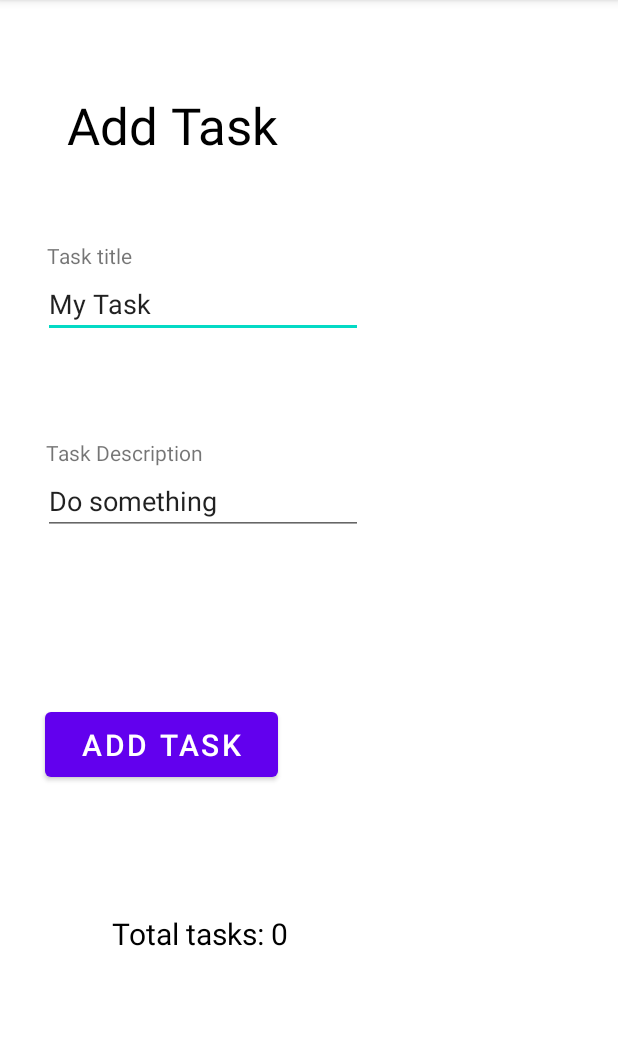
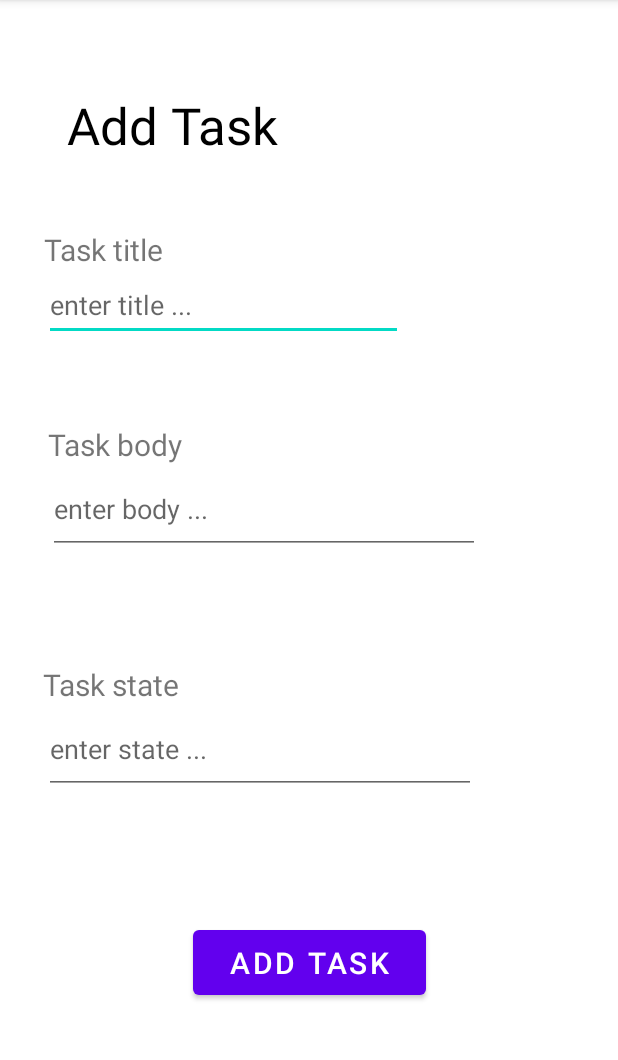
Before and after one commit to Ibrahim-Aldereni/taskmaster, an Android app: the AddTaskActivity screen opened directly, with no data from a screen before it, on a phone screen of 412 x 824 dp, the part 84-1144 px from its top. Run offline under Robolectric (Android 15) with nearby library versions, the phone set to English and light mode, and no system bars; our stand-ins replace Room's generated code.

Commit message:
finish lab29

```diff
--- a/app/src/main/java/com/example/taskmaster/AddTaskActivity.java
+++ b/app/src/main/java/com/example/taskmaster/AddTaskActivity.java
@@ -1,28 +1,50 @@
 package com.example.taskmaster;
 
 import androidx.appcompat.app.AppCompatActivity;
+import androidx.room.Room;
 
 import android.content.Intent;
 import android.os.Bundle;
 import android.view.View;
 import android.widget.Button;
+import android.widget.EditText;
 import android.widget.Toast;
 
 public class AddTaskActivity extends AppCompatActivity {
+    AppDatabase appDatabase;
 
     @Override
     protected void onCreate(Bundle savedInstanceState) {
         super.onCreate(savedInstanceState);
         setContentView(R.layout.activity_add_task);
 
-        Button addTaskBtn = findViewById(R.id.button3);
-
-        // listener
+        //////////////////////////////////// save to database ///////////////////////////////
+        // get all edit text data
+        EditText taskTitle = findViewById(R.id.titleField);
+        EditText taskBody = findViewById(R.id.bodyField);
+        EditText taskState = findViewById(R.id.stateField);
+        // get add task button
+        Button addTaskBtn = findViewById(R.id.addTaskBtn);
+        // add listener
         addTaskBtn.setOnClickListener(new View.OnClickListener() {
             @Override
             public void onClick(View v) {
-                Toast.makeText(getApplicationContext(),"submitted!",Toast.LENGTH_LONG).show();
+                String title = taskTitle.getText().toString();
+                String body = taskBody.getText().toString();
+                String state = taskState.getText().toString();
+
+                appDatabase = Room.databaseBuilder(getApplicationContext(), AppDatabase.class, "tasks").allowMainThreadQueries().fallbackToDestructiveMigration().build();
+
+                // save input fields into object
+                Task task = new Task(title,body,state);
+                // save to db
+                appDatabase.taskDao().insertAll(task);
+                // redirect to menu page
+                Intent goToHomePage = new Intent(AddTaskActivity.this, MainActivity.class);
+                startActivity(goToHomePage);
             }
         });
+
+
     }
 }
--- a/app/src/main/java/com/example/taskmaster/TaskAdapter.java
+++ b/app/src/main/java/com/example/taskmaster/TaskAdapter.java
@@ -38,7 +38,7 @@ public class TaskAdapter extends RecyclerView.Adapter<TaskAdapter.TasksViewHolde
                 @Override
                 public void onClick(View v) {
                     Intent goToTaskDetails = new Intent(v.getContext(), TaskDetailActivity.class);
-                    goToTaskDetails.putExtra("task", task.title+' '+task.body);
+                    goToTaskDetails.putExtra("task", task.title+' '+task.body + ' '+ task.state);
                     v.getContext().startActivity(goToTaskDetails);
                 }
             });
--- a/app/src/main/res/layout/activity_add_task.xml
+++ b/app/src/main/res/layout/activity_add_task.xml
@@ -21,66 +21,52 @@
         app:layout_constraintVertical_bias="0.084" />
 
     <EditText
-        android:id="@+id/editTextTextPersonName"
-        android:layout_width="wrap_content"
-        android:layout_height="wrap_content"
+        android:id="@+id/titleField"
+        android:layout_width="239dp"
+        android:layout_height="47dp"
         android:ems="10"
+        android:hint="enter title ..."
         android:inputType="textPersonName"
-        android:text="My Task"
         app:layout_constraintBottom_toBottomOf="parent"
         app:layout_constraintEnd_toEndOf="parent"
-        app:layout_constraintHorizontal_bias="0.144"
+        app:layout_constraintHorizontal_bias="0.168"
         app:layout_constraintStart_toStartOf="parent"
         app:layout_constraintTop_toBottomOf="@+id/textView2"
         app:layout_constraintVertical_bias="0.12" />
 
     <EditText
-        android:id="@+id/editTextTextPersonName2"
-        android:layout_width="wrap_content"
-        android:layout_height="wrap_content"
+        android:id="@+id/bodyField"
+        android:layout_width="288dp"
+        android:layout_height="59dp"
         android:ems="10"
+        android:hint="enter body ..."
         android:inputType="textPersonName"
-        android:text="Do something"
         app:layout_constraintBottom_toBottomOf="parent"
         app:layout_constraintEnd_toEndOf="parent"
-        app:layout_constraintHorizontal_bias="0.144"
+        app:layout_constraintHorizontal_bias="0.26"
         app:layout_constraintStart_toStartOf="parent"
-        app:layout_constraintTop_toBottomOf="@+id/editTextTextPersonName"
-        app:layout_constraintVertical_bias="0.173" />
+        app:layout_constraintTop_toBottomOf="@+id/titleField"
+        app:layout_constraintVertical_bias="0.172" />
 
     <Button
-        android:id="@+id/button3"
+        android:id="@+id/addTaskBtn"
         android:layout_width="155dp"
         android:layout_height="55dp"
         android:text="ADD TASK"
         android:textSize="20sp"
         app:layout_constraintBottom_toBottomOf="parent"
         app:layout_constraintEnd_toEndOf="parent"
-        app:layout_constraintHorizontal_bias="0.117"
         app:layout_constraintStart_toStartOf="parent"
-        app:layout_constraintTop_toBottomOf="@+id/editTextTextPersonName2"
-        app:layout_constraintVertical_bias="0.314" />
-
-    <TextView
-        android:id="@+id/textView4"
-        android:layout_width="wrap_content"
-        android:layout_height="wrap_content"
-        android:text="Total tasks: 0"
-        android:textColor="#000000"
-        android:textSize="20sp"
-        app:layout_constraintBottom_toBottomOf="parent"
-        app:layout_constraintEnd_toEndOf="parent"
-        app:layout_constraintHorizontal_bias="0.254"
-        app:layout_constraintStart_toStartOf="parent"
-        app:layout_constraintTop_toBottomOf="@+id/button3"
-        app:layout_constraintVertical_bias="0.39" />
+        app:layout_constraintTop_toBottomOf="@+id/bodyField"
+        app:layout_constraintVertical_bias="0.713" />
 
     <TextView
         android:id="@+id/textView5"
         android:layout_width="wrap_content"
         android:layout_height="wrap_content"
         android:text="Task title"
-        app:layout_constraintBottom_toTopOf="@+id/editTextTextPersonName"
+        android:textSize="20sp"
+        app:layout_constraintBottom_toTopOf="@+id/titleField"
         app:layout_constraintEnd_toEndOf="parent"
         app:layout_constraintHorizontal_bias="0.089"
         app:layout_constraintStart_toStartOf="parent"
@@ -91,11 +77,39 @@
         android:id="@+id/textView6"
         android:layout_width="wrap_content"
         android:layout_height="wrap_content"
-        android:text="Task Description"
-        app:layout_constraintBottom_toTopOf="@+id/editTextTextPersonName2"
+        android:text="Task body"
+        android:textSize="20sp"
+        app:layout_constraintBottom_toTopOf="@+id/bodyField"
         app:layout_constraintEnd_toEndOf="parent"
         app:layout_constraintHorizontal_bias="0.1"
         app:layout_constraintStart_toStartOf="parent"
-        app:layout_constraintTop_toBottomOf="@+id/editTextTextPersonName"
+        app:layout_constraintTop_toBottomOf="@+id/titleField"
+        app:layout_constraintVertical_bias="1.0" />
+
+    <EditText
+        android:id="@+id/stateField"
+        android:layout_width="288dp"
+        android:layout_height="59dp"
+        android:ems="10"
+        android:hint="enter state ..."
+        android:inputType="textPersonName"
+        app:layout_constraintBottom_toBottomOf="parent"
+        app:layout_constraintEnd_toEndOf="parent"
+        app:layout_constraintHorizontal_bias="0.235"
+        app:layout_constraintStart_toStartOf="parent"
+        app:layout_constraintTop_toBottomOf="@+id/titleField"
+        app:layout_constraintVertical_bias="0.504" />
+
+    <TextView
+        android:id="@+id/textView"
+        android:layout_width="wrap_content"
+        android:layout_height="wrap_content"
+        android:text="Task state"
+        android:textSize="20sp"
+        app:layout_constraintBottom_toTopOf="@+id/stateField"
+        app:layout_constraintEnd_toEndOf="parent"
+        app:layout_constraintHorizontal_bias="0.09"
+        app:layout_constraintStart_toStartOf="parent"
+        app:layout_constraintTop_toBottomOf="@+id/titleField"
         app:layout_constraintVertical_bias="1.0" />
 </androidx.constraintlayout.widget.ConstraintLayout>
--- a/app/src/main/res/layout/fragment_task_item.xml
+++ b/app/src/main/res/layout/fragment_task_item.xml
@@ -31,10 +31,10 @@
             android:textSize="20sp"
             app:layout_constraintBottom_toBottomOf="@+id/taskTitleFragment"
             app:layout_constraintEnd_toEndOf="parent"
-            app:layout_constraintHorizontal_bias="0.338"
+            app:layout_constraintHorizontal_bias="0.29"
             app:layout_constraintStart_toEndOf="@+id/taskTitleFragment"
             app:layout_constraintTop_toTopOf="@+id/taskTitleFragment"
-            app:layout_constraintVertical_bias="0.065" />
+            app:layout_constraintVertical_bias="0.0" />
 
         <TextView
             android:id="@+id/taskStateFragment"
```
Also changed, not shown: app/build.gradle (+16 -6 lines), app/src/main/java/com/example/taskmaster/AppDatabase.java (added, +9 -0 lines), app/src/main/java/com/example/taskmaster/MainActivity.java (+15 -7 lines), app/src/main/java/com/example/taskmaster/Task.java (+10 -0 lines), app/src/main/java/com/example/taskmaster/TaskDao.java (added, +20 -0 lines), app/src/main/res/layout/activity_main.xml (+18 -6 lines), app/src/main/res/layout/activity_task_detail.xml (+5 -15 lines), 2 other files.
